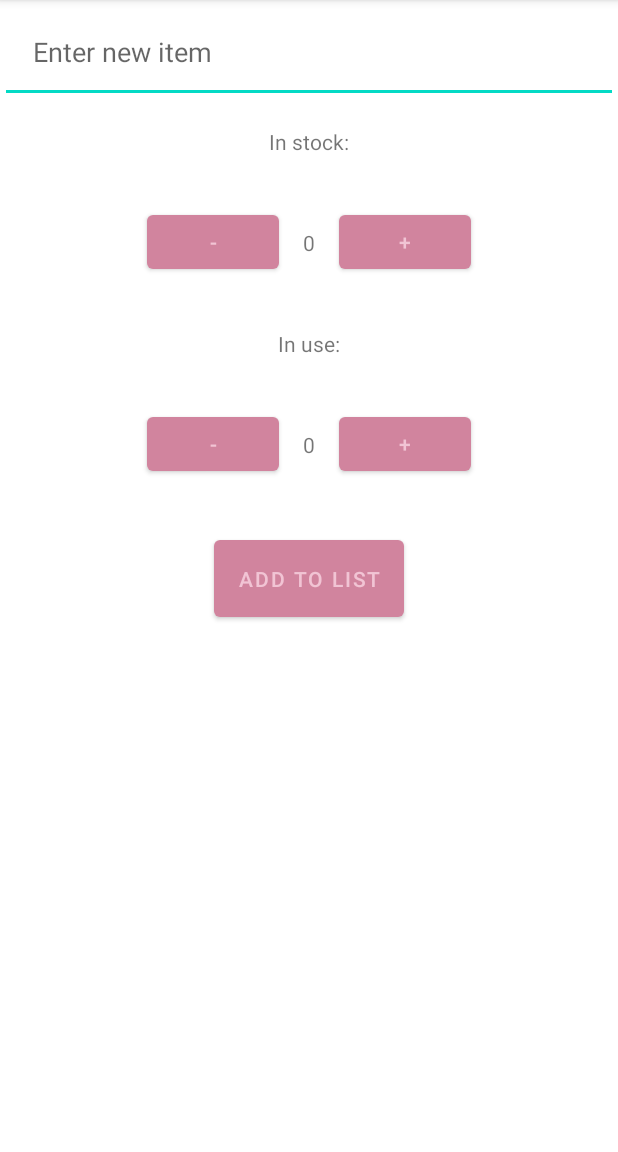
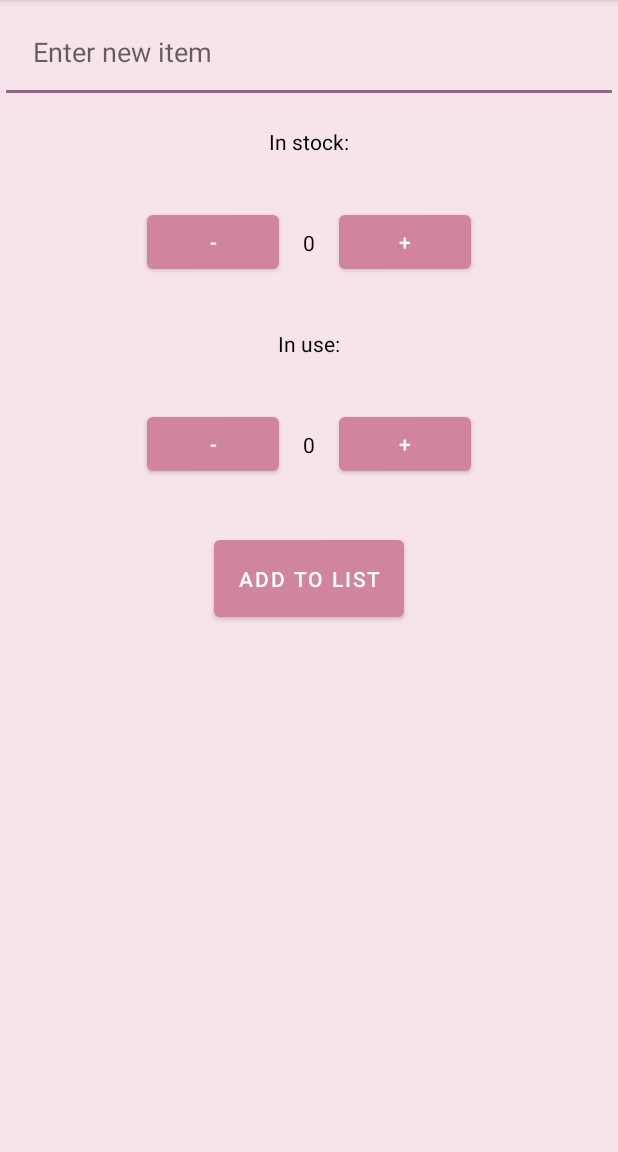
Before and after one commit to LentySprangers/LentyLists, an Android app: the AddItemPage screen opened directly, with no data from a screen before it, on a phone screen of 412 x 824 dp, the part 84-1236 px from its top. Run offline under Robolectric (Android 15) with nearby library versions, the phone set to English and light mode, and no system bars.

Commit message:
Changed some colors

```diff
--- a/app/src/main/res/layout/activity_add_item_page.xml
+++ b/app/src/main/res/layout/activity_add_item_page.xml
@@ -4,6 +4,7 @@
     android:layout_width="match_parent"
     android:layout_height="match_parent"
     android:orientation="vertical"
+    android:background="@color/babyPink"
     tools:context=".AddItemPage">
 
     <include
@@ -25,6 +26,7 @@
         android:layout_width="wrap_content"
         android:layout_height="wrap_content"
         android:layout_gravity="center"
+        android:textColor="#000"
         android:padding="16dp"
         android:text="In stock:" />
 
@@ -39,6 +41,7 @@
             android:id="@+id/decrement_in_stock"
             android:layout_width="wrap_content"
             android:layout_height="wrap_content"
+            android:textColor="@color/white"
             android:text="-" />
 
         <TextView
@@ -47,12 +50,14 @@
             android:layout_height="wrap_content"
             android:layout_gravity="center"
             android:padding="16dp"
+            android:textColor="#000"
             android:text="0" />
 
         <Button
             android:id="@+id/increment_in_stock"
             android:layout_width="wrap_content"
             android:layout_height="wrap_content"
+            android:textColor="@color/white"
             android:text="+" />
 
     </LinearLayout>
@@ -64,6 +69,7 @@
         android:layout_height="wrap_content"
         android:layout_gravity="center"
         android:padding="16dp"
+        android:textColor="#000"
         android:text="In use:" />
 
     <LinearLayout
@@ -77,6 +83,7 @@
             android:id="@+id/decrement_in_use"
             android:layout_width="wrap_content"
             android:layout_height="wrap_content"
+            android:textColor="@color/white"
             android:text="-" />
 
         <TextView
@@ -84,12 +91,14 @@
             android:layout_width="wrap_content"
             android:layout_height="wrap_content"
             android:padding="16dp"
+            android:textColor="#000"
             android:text="0" />
 
         <Button
             android:id="@+id/increment_in_use"
             android:layout_width="wrap_content"
             android:layout_height="wrap_content"
+            android:textColor="@color/white"
             android:text="+" />
 
     </LinearLayout>
@@ -126,6 +135,7 @@
             android:layout_width="wrap_content"
             android:layout_height="wrap_content"
             android:padding="16dp"
+            android:textColor="@color/white"
             android:text="@string/add_item_button" />
     </LinearLayout>
 </LinearLayout>
--- a/app/src/main/res/values/colors.xml
+++ b/app/src/main/res/values/colors.xml
@@ -3,7 +3,7 @@
     <color name="purple_200">#D1849E</color>
     <color name="purple_500">#FF6200EE</color>
     <color name="purple_700">#FF3700B3</color>
-    <color name="teal_200">#FF03DAC5</color>
+    <color name="teal_200">#976285</color>
     <color name="teal_700">#FF018786</color>
     <color name="black">#FF000000</color>
     <color name="white">#FFFFFFFF</color>
--- a/app/src/main/res/values/themes.xml
+++ b/app/src/main/res/values/themes.xml
@@ -8,7 +8,7 @@
         <!-- Secondary brand color. -->
         <item name="colorSecondary">@color/teal_200</item>
         <item name="colorSecondaryVariant">@color/teal_700</item>
-        <item name="colorOnSecondary">@color/black</item>
+        <item name="colorOnSecondary">#FFFFFF</item>
         <!-- Status bar color. -->
         <item name="android:statusBarColor" tools:targetApi="l">#D1849E</item>
         <!-- Customize your theme here. -->
```
